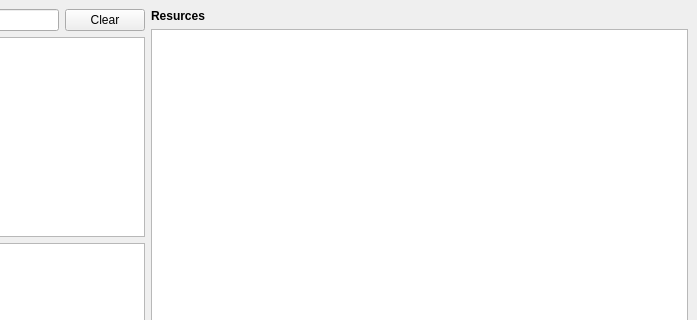
Old version of the form navigator.ui in the repository xzoert/dedalus-browser; both pictures show x 164 to 861 and y 0 to 320 of the 861 by 696 pixel window.
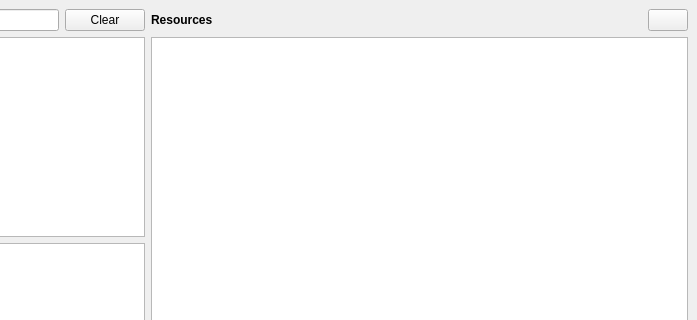
New version of the form. Icons and pictures are not drawn.

Commit message: type icons and refresh button

```diff
--- a/navigator.ui
+++ b/navigator.ui
@@ -98,7 +98,7 @@
        <property name="margin">
         <number>0</number>
        </property>
-       <item row="2" column="0">
+       <item row="1" column="0">
         <widget class="QTableWidget" name="resourceTable">
          <property name="styleSheet">
           <string notr="true"/>
@@ -114,7 +114,13 @@
          </attribute>
         </widget>
        </item>
-       <item row="1" column="0">
+       <item row="0" column="0">
+        <widget class="QWidget" name="widget_4" native="true">
+         <layout class="QHBoxLayout" name="horizontalLayout_3">
+          <property name="margin">
+           <number>0</number>
+          </property>
+          <item>
         <widget class="QLabel" name="resourceLabel">
          <property name="font">
           <font>
@@ -123,8 +129,34 @@
           </font>
          </property>
          <property name="text">
-          <string>Resurces</string>
-         </property>
+             <string>Resources</string>
+            </property>
+           </widget>
+          </item>
+          <item>
+           <widget class="QPushButton" name="refreshButton">
+            <property name="maximumSize">
+             <size>
+              <width>40</width>
+              <height>16777215</height>
+             </size>
+            </property>
+            <property name="text">
+             <string/>
+            </property>
+            <property name="icon">
+             <iconset resource="resources.qrc">
+              <normaloff>:/dedalus/refresh.png</normaloff>:/dedalus/refresh.png</iconset>
+            </property>
+            <property name="iconSize">
+             <size>
+              <width>31</width>
+              <height>20</height>
+             </size>
+            </property>
+           </widget>
+          </item>
+         </layout>
         </widget>
        </item>
       </layout>
```
Lines whose indentation alone changed are shown as unchanged. The commit also changes 11 other files.
